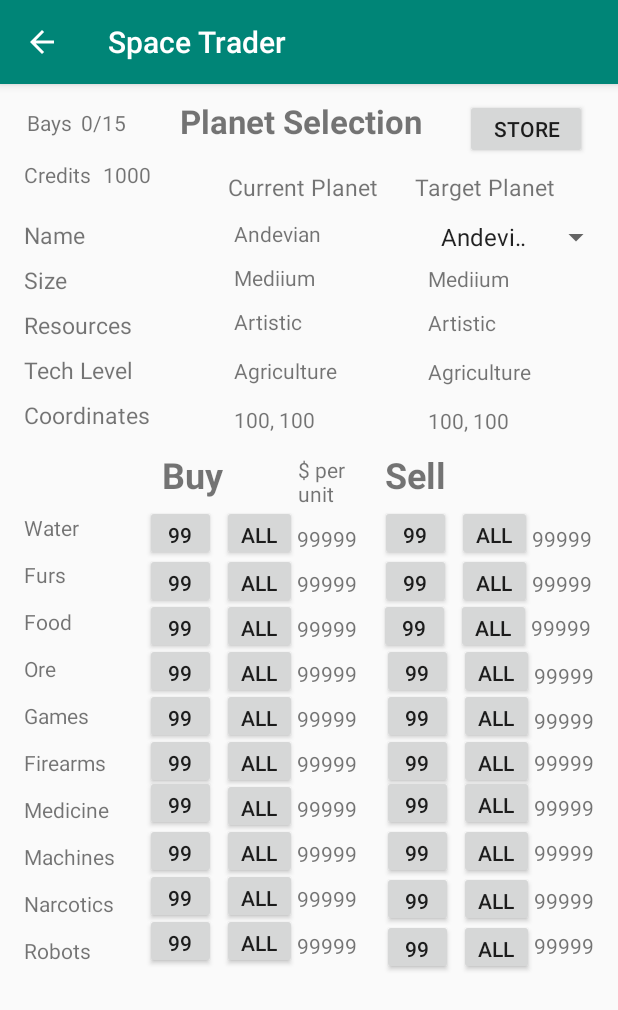
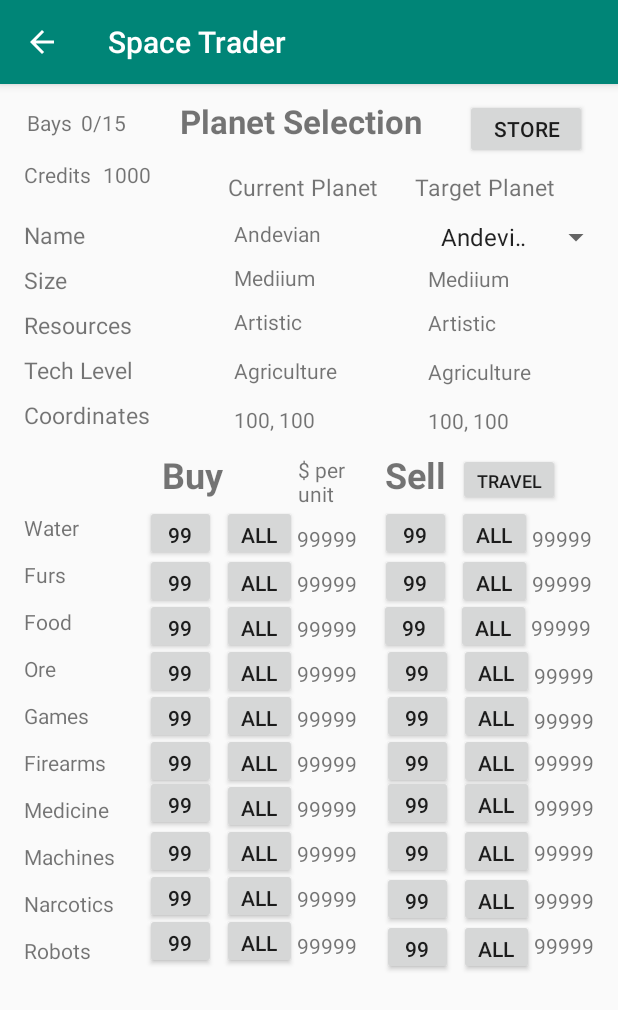
Before and after one commit to lblackmore0801/SpaceTrader_BitsPlease, an Android app: the PlanetSelectionActivity screen opened directly, with no data from a screen before it, on a phone screen of 412 x 824 dp. Shown: the top 1010 px of the screen. Run offline under Robolectric (Android 15) with nearby library versions, the phone set to English and light mode, and no system bars.

Commit message:
Updated UI for MarketPlace

```diff
--- a/app/src/main/res/layout/activity_planet_selection.xml
+++ b/app/src/main/res/layout/activity_planet_selection.xml
@@ -4,6 +4,20 @@
     xmlns:tools="http://schemas.android.com/tools"
     android:layout_width="match_parent"
     android:layout_height="match_parent">
+
+    <Button
+        android:id="@+id/Travel_button"
+        android:layout_width="68dp"
+        android:layout_height="35dp"
+        android:layout_marginStart="8dp"
+        android:layout_marginLeft="8dp"
+        android:layout_marginTop="8dp"
+        android:minWidth="0dp"
+        android:minHeight="0dp"
+        android:text="Travel"
+        android:textSize="12sp"
+        app:layout_constraintStart_toEndOf="@+id/Sell_text"
+        app:layout_constraintTop_toBottomOf="@+id/next_coordinates" />
 
     <TextView
         android:id="@+id/MachinePriceSell"
```
